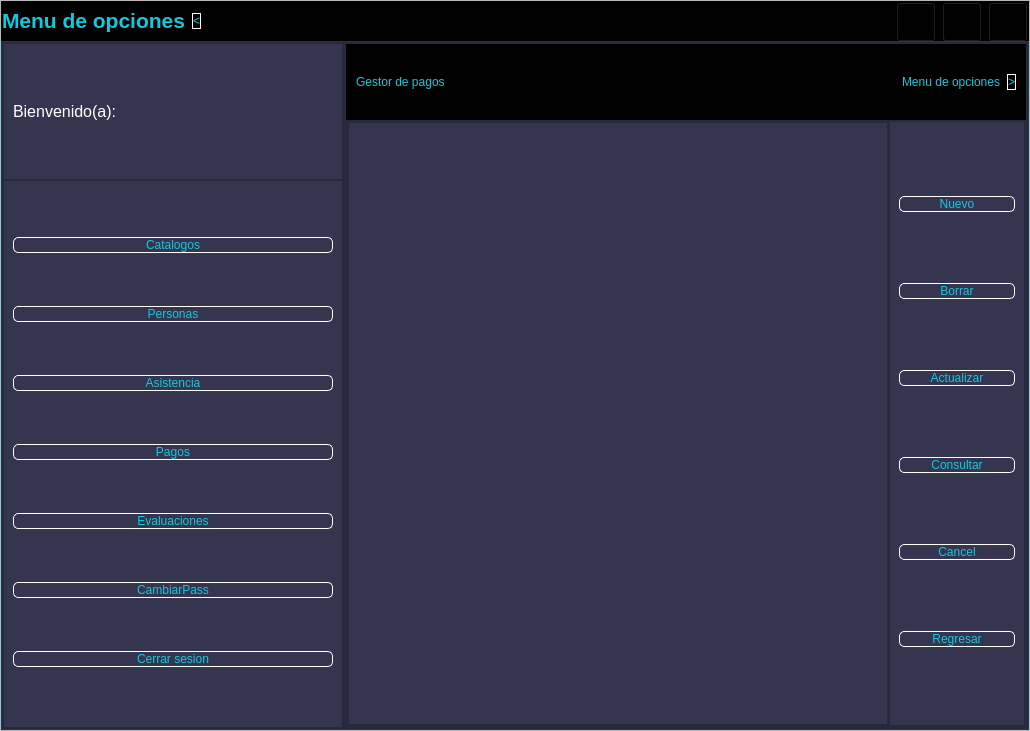
Old version of the form PracticaC4_1/Gui/ControlWindows.ui in the repository FaTeWendering/PracticaC4_1_admin_database.
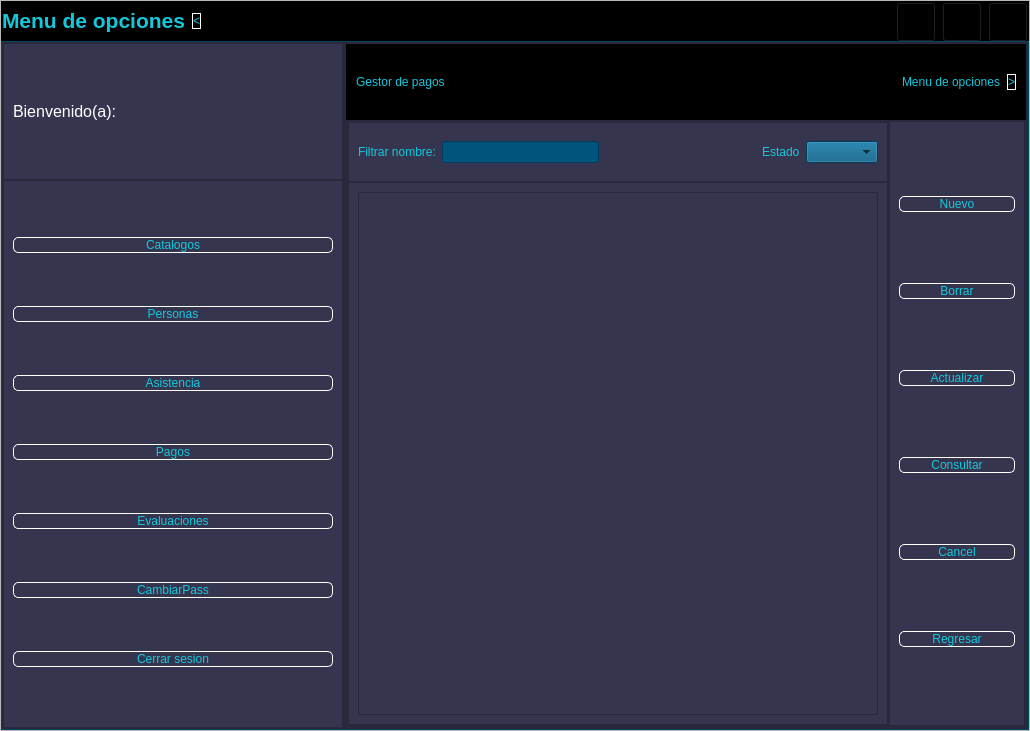
New version of the form. The open tabs and pages were chosen to show the change. Icons and pictures are not drawn.

Commit message: se añadio el metodo crud en el modulo de pagos

```diff
--- a/PracticaC4_1/Gui/ControlWindows.ui
+++ b/PracticaC4_1/Gui/ControlWindows.ui
@@ -996,7 +996,7 @@
                             <number>0</number>
                            </property>
                            <widget class="QWidget" name="pagos_page_consulta">
-                            <layout class="QHBoxLayout" name="horizontalLayout_25">
+                            <layout class="QVBoxLayout" name="verticalLayout_21" stretch="1,9">
                              <property name="spacing">
                               <number>0</number>
                              </property>
@@ -1013,7 +1013,64 @@
                               <number>0</number>
                              </property>
                              <item>
-                              <widget class="QTableWidget" name="tabla_pagos"/>
+                              <widget class="QFrame" name="frame_27">
+                               <property name="frameShape">
+                                <enum>QFrame::StyledPanel</enum>
+                               </property>
+                               <property name="frameShadow">
+                                <enum>QFrame::Raised</enum>
+                               </property>
+                               <layout class="QHBoxLayout" name="horizontalLayout_26">
+                                <item>
+                                 <widget class="QLabel" name="label_19">
+                                  <property name="text">
+                                   <string>Filtrar nombre:</string>
+                                  </property>
+                                 </widget>
+                                </item>
+                                <item>
+                                 <widget class="QLineEdit" name="filtro_pagos_nombre"/>
+                                </item>
+                                <item>
+                                 <spacer name="horizontalSpacer_7">
+                                  <property name="orientation">
+                                   <enum>Qt::Horizontal</enum>
+                                  </property>
+                                  <property name="sizeHint" stdset="0">
+                                   <size>
+                                    <width>133</width>
+                                    <height>20</height>
+                                   </size>
+                                  </property>
+                                 </spacer>
+                                </item>
+                                <item>
+                                 <widget class="QLabel" name="label_20">
+                                  <property name="text">
+                                   <string>Estado</string>
+                                  </property>
+                                 </widget>
+                                </item>
+                                <item>
+                                 <widget class="QComboBox" name="filtro_pagos_estado"/>
+                                </item>
+                               </layout>
+                              </widget>
+                             </item>
+                             <item>
+                              <widget class="QFrame" name="frame_26">
+                               <property name="frameShape">
+                                <enum>QFrame::StyledPanel</enum>
+                               </property>
+                               <property name="frameShadow">
+                                <enum>QFrame::Raised</enum>
+                               </property>
+                               <layout class="QHBoxLayout" name="horizontalLayout_25">
+                                <item>
+                                 <widget class="QTableWidget" name="tabla_pagos"/>
+                                </item>
+                               </layout>
+                              </widget>
                              </item>
                             </layout>
                            </widget>
```
Left out of the diff: 8 changed lines with no effect on the pictures. The commit also changes 6 other files.
